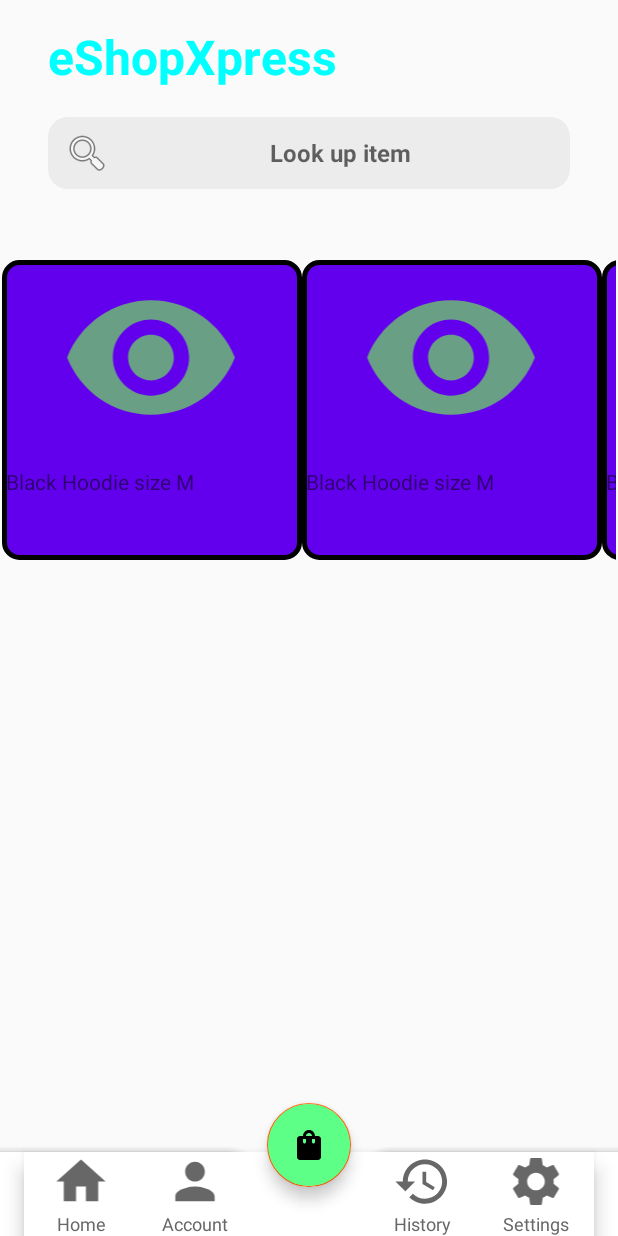
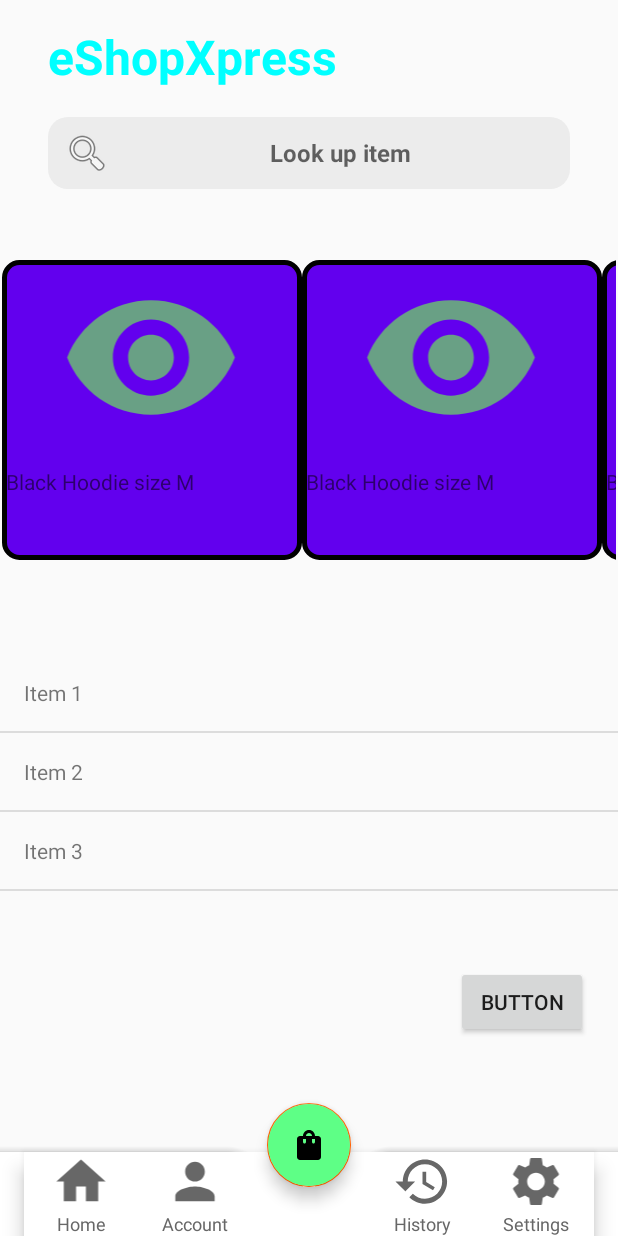
Before and after one commit to KKowal71/SystemyMobilne, an Android app: the screen it shows after launch (MainActivity), on a phone screen of 412 x 824 dp. Run offline under Robolectric (Android 15) with nearby library versions, the phone set to English and light mode, and no system bars; our stand-ins replace Firebase (no records; nobody signed in at launch, a user with empty details on screens opened directly).

Commit message:
list view added

```diff
--- /dev/null
+++ b/app/src/main/java/com/example/olinestore/ListItem.java
@@ -0,0 +1,17 @@
+package com.example.olinestore;
+
+public class ListItem {
+    private String text;
+
+    public ListItem(String text) {
+        this.text = text;
+    }
+
+    public String getText() {
+        return this.text;
+    }
+    @Override
+    public String toString() {
+        return text;
+    }
+}
--- a/app/src/main/java/com/example/olinestore/MainActivity.java
+++ b/app/src/main/java/com/example/olinestore/MainActivity.java
@@ -6,22 +6,20 @@ import androidx.appcompat.app.AppCompatActivity;
 import android.content.Intent;
 import android.os.Bundle;
 import android.view.View;
+import android.widget.ArrayAdapter;
 import android.widget.Button;
-import android.widget.EditText;
 import android.widget.ImageView;
+import android.widget.ListView;
 import android.widget.TextView;
-import android.widget.Toast;
 
 
-import com.example.olinestore.Fragments.UserFinancesFragment;
 import com.google.android.gms.tasks.OnCompleteListener;
 import com.google.android.gms.tasks.Task;
 import com.google.firebase.auth.FirebaseAuth;
 import com.google.firebase.firestore.DocumentSnapshot;
 import com.google.firebase.firestore.FirebaseFirestore;
 
-import java.util.HashMap;
-import java.util.Map;
+import java.util.ArrayList;
 
 public class MainActivity extends AppCompatActivity {
 
@@ -70,7 +68,30 @@ public class MainActivity extends AppCompatActivity {
 //                });
             }
         });
+        ArrayList<ListItem> itemList = new ArrayList<>();
+        itemList.add(new ListItem("Item 1"));
+        itemList.add(new ListItem("Item 2"));
+        itemList.add(new ListItem("Item 3"));
+
+        // Create an ArrayAdapter to bind the data to the ListView
+        ArrayAdapter<ListItem> adapter = new ArrayAdapter<>(
+                this,
+                R.layout.list_item,
+                R.id.textView,
+                itemList
+        );
+        button.setOnClickListener(new View.OnClickListener() {
+            @Override
+            public void onClick(View v) {
+                itemList.add(new ListItem("nowy itemek"));
+                adapter.notifyDataSetChanged();
+            }
+        });
+
+        // Set the adapter for the ListView
+        listView.setAdapter(adapter);
     }
+
 
     private void init() {
         setContentView(R.layout.activity_main);
@@ -78,12 +99,16 @@ public class MainActivity extends AppCompatActivity {
         firestore = FirebaseFirestore.getInstance();
         welcomeTextView = findViewById(R.id.welcomeTextView);
         accountInfoImage = findViewById(R.id.accountInfoImage);
+        listView = findViewById(R.id.listView);
+        button = findViewById(R.id.button6);
     }
 
     private TextView welcomeTextView;
     private FirebaseAuth firebaseAuth;
     private FirebaseFirestore firestore;
     private ImageView accountInfoImage;
+    private ListView listView;
+    private Button button;
 
 
 }
--- a/app/src/main/res/layout/activity_main.xml
+++ b/app/src/main/res/layout/activity_main.xml
@@ -252,13 +252,12 @@
         app:layout_constraintBottom_toTopOf="@+id/coordinatorLayout"
         app:layout_constraintEnd_toEndOf="parent"
         app:layout_constraintStart_toStartOf="parent"
-        app:layout_constraintTop_toBottomOf="@+id/scrollView"
-        >
+        app:layout_constraintTop_toBottomOf="@+id/scrollView">
 
         <LinearLayout
             android:layout_width="match_parent"
             android:layout_height="wrap_content"
-            android:orientation="vertical" >
+            android:orientation="vertical">
 
             <HorizontalScrollView
                 android:layout_width="match_parent"
@@ -316,4 +315,32 @@
 
     </ScrollView>
 
+    <androidx.constraintlayout.widget.ConstraintLayout
+        android:layout_width="416dp"
+        android:layout_height="280dp"
+        android:layout_marginBottom="8dp"
+        app:layout_constraintBottom_toTopOf="@+id/coordinatorLayout"
+        app:layout_constraintStart_toStartOf="parent">
+
+        <Button
+            android:id="@+id/button6"
+            android:layout_width="wrap_content"
+            android:layout_height="wrap_content"
+            android:layout_marginEnd="24dp"
+            android:layout_marginBottom="24dp"
+            android:text="Button"
+            app:layout_constraintBottom_toBottomOf="parent"
+            app:layout_constraintEnd_toEndOf="parent" />
+
+        <ListView
+            android:id="@+id/listView"
+            android:layout_width="match_parent"
+            android:layout_height="match_parent"
+            app:layout_constraintBottom_toBottomOf="parent"
+            app:layout_constraintEnd_toEndOf="parent">
+
+        </ListView>
+
+    </androidx.constraintlayout.widget.ConstraintLayout>
+
 </androidx.constraintlayout.widget.ConstraintLayout>
--- /dev/null
+++ b/app/src/main/res/layout/list_item.xml
@@ -0,0 +1,14 @@
+<?xml version="1.0" encoding="utf-8"?>
+<LinearLayout xmlns:android="http://schemas.android.com/apk/res/android"
+    android:layout_width="match_parent"
+    android:layout_height="wrap_content"
+    android:orientation="vertical"
+    android:padding="16dp">
+
+    <TextView
+        android:id="@+id/textView"
+        android:layout_width="wrap_content"
+        android:layout_height="wrap_content"
+        android:text="Item Text" />
+
+</LinearLayout>
```
